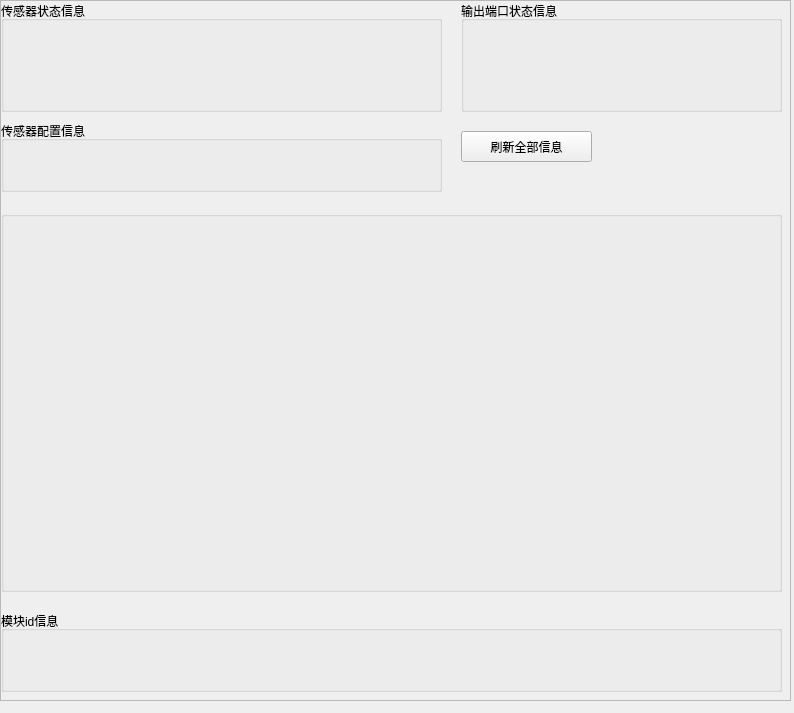
2950067210dqy/pyqt6_project, file ui/customize_ui/tab/tab2_tab4.ui: the form before one commit.
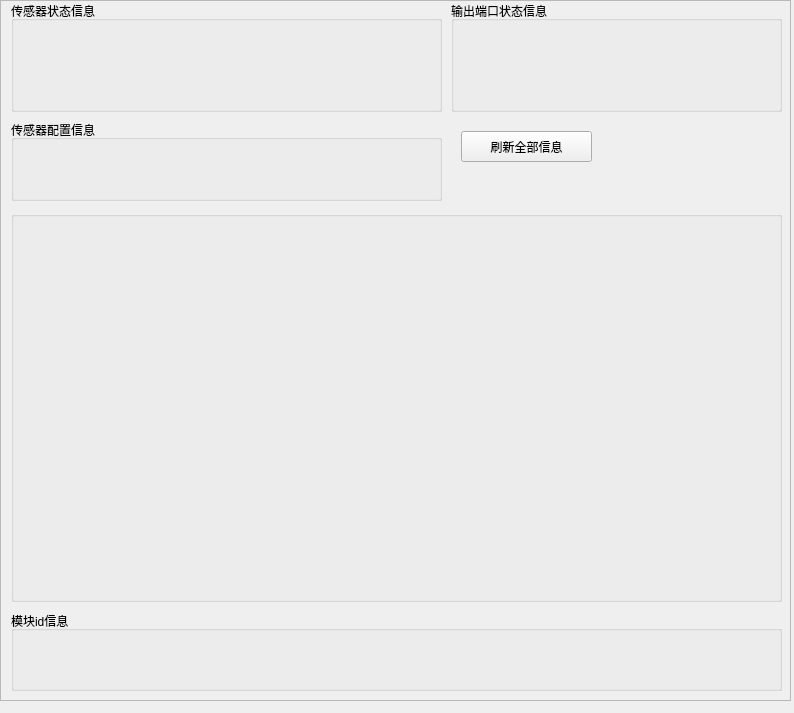
The form after the commit.

The edit to the form file:
```diff
--- a/ui/customize_ui/tab/tab2_tab4.ui
+++ b/ui/customize_ui/tab/tab2_tab4.ui
@@ -37,83 +37,113 @@
          <height>697</height>
         </rect>
        </property>
+                            <widget class="QPushButton" name="refresh">
+                                <property name="geometry">
+                                    <rect>
+                                        <x>460</x>
+                                        <y>130</y>
+                                        <width>131</width>
+                                        <height>31</height>
+                                    </rect>
+                                </property>
+                                <property name="text">
+                                    <string>刷新全部信息</string>
+                                </property>
+                            </widget>
+                            <widget class="QWidget" name="verticalLayoutWidget">
+                                <property name="geometry">
+                                    <rect>
+                                        <x>450</x>
+                                        <y>0</y>
+                                        <width>331</width>
+                                        <height>111</height>
+                                    </rect>
+                                </property>
+                                <layout class="QVBoxLayout" name="function_01_layout">
+                                    <item>
        <widget class="QGroupBox" name="function_01">
-        <property name="geometry">
-         <rect>
-          <x>460</x>
-          <y>0</y>
-          <width>321</width>
-          <height>111</height>
-         </rect>
-        </property>
         <property name="title">
          <string>输出端口状态信息</string>
         </property>
        </widget>
+                                    </item>
+                                </layout>
+                            </widget>
+                            <widget class="QWidget" name="verticalLayoutWidget_2">
+                                <property name="geometry">
+                                    <rect>
+                                        <x>10</x>
+                                        <y>0</y>
+                                        <width>431</width>
+                                        <height>111</height>
+                                    </rect>
+                                </property>
+                                <layout class="QVBoxLayout" name="function_02_layout">
+                                    <item>
        <widget class="QGroupBox" name="function_02">
-        <property name="geometry">
-         <rect>
-          <x>0</x>
-          <y>0</y>
-          <width>441</width>
-          <height>111</height>
-         </rect>
-        </property>
         <property name="title">
          <string>传感器状态信息</string>
         </property>
        </widget>
+                                    </item>
+                                </layout>
+                            </widget>
+                            <widget class="QWidget" name="verticalLayoutWidget_3">
+                                <property name="geometry">
+                                    <rect>
+                                        <x>10</x>
+                                        <y>119</y>
+                                        <width>431</width>
+                                        <height>81</height>
+                                    </rect>
+                                </property>
+                                <layout class="QVBoxLayout" name="function_03_layout">
+                                    <item>
        <widget class="QGroupBox" name="function_03">
-        <property name="geometry">
-         <rect>
-          <x>0</x>
-          <y>120</y>
-          <width>441</width>
-          <height>71</height>
-         </rect>
-        </property>
         <property name="title">
          <string>传感器配置信息</string>
         </property>
        </widget>
-       <widget class="QGroupBox" name="function_04">
+                                    </item>
+                                </layout>
+                            </widget>
+                            <widget class="QWidget" name="verticalLayoutWidget_5">
         <property name="geometry">
          <rect>
-          <x>0</x>
+                                        <x>10</x>
           <y>210</y>
-          <width>781</width>
-          <height>381</height>
-         </rect>
-        </property>
+                                        <width>771</width>
+                                        <height>391</height>
+                                    </rect>
+                                </property>
+                                <layout class="QVBoxLayout" name="function_04_layout">
+                                    <item>
+                                        <widget class="QGroupBox" name="function_04">
         <property name="title">
          <string/>
         </property>
        </widget>
-       <widget class="QGroupBox" name="function_11">
+                                    </item>
+                                </layout>
+                            </widget>
+                            <widget class="QWidget" name="verticalLayoutWidget_6">
         <property name="geometry">
          <rect>
-          <x>0</x>
+                                        <x>10</x>
           <y>610</y>
-          <width>781</width>
-          <height>81</height>
-         </rect>
-        </property>
+                                        <width>771</width>
+                                        <height>80</height>
+                                    </rect>
+                                </property>
+                                <layout class="QVBoxLayout" name="function_11_layout">
+                                    <item>
+                                        <widget class="QGroupBox" name="function_11">
         <property name="title">
          <string>模块id信息</string>
         </property>
        </widget>
-       <widget class="QPushButton" name="refresh">
-        <property name="geometry">
-         <rect>
-          <x>460</x>
-          <y>130</y>
-          <width>131</width>
-          <height>31</height>
-         </rect>
-        </property>
-        <property name="text">
-         <string>刷新全部信息</string>
-        </property>
+                                    </item>
+                                </layout>
        </widget>
       </widget>
      </widget>
```
Lines whose indentation alone changed are shown as unchanged.
